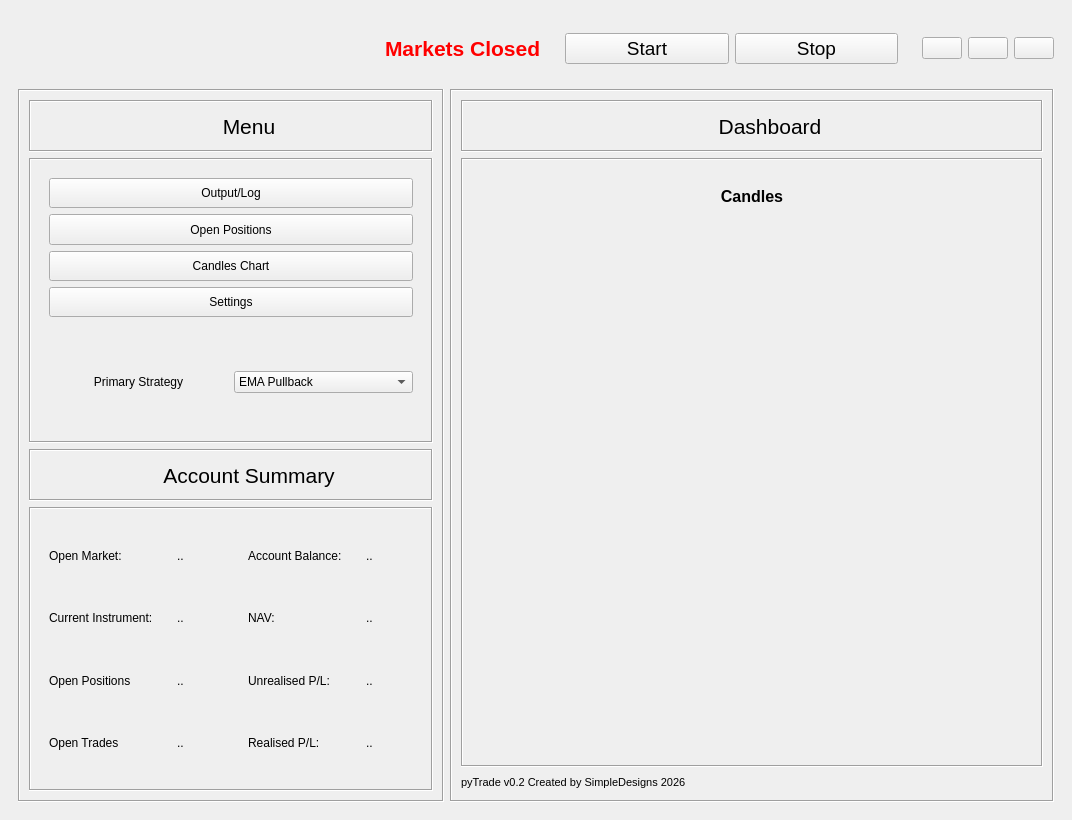
martynj2001/pieTrade, file pyTrade_GUI_v2.ui: the form before one commit.
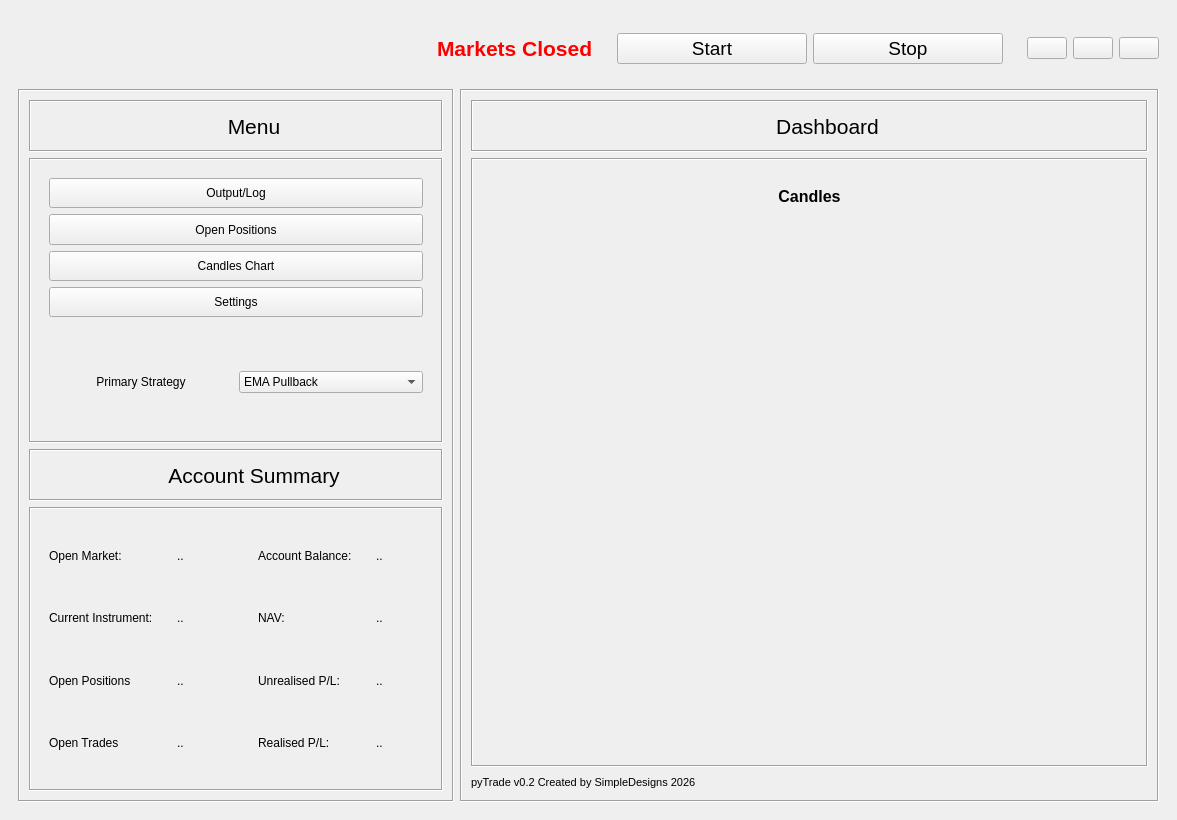
The form after the commit. Icons and pictures are not drawn.

```diff
--- a/pyTrade_GUI_v2.ui
+++ b/pyTrade_GUI_v2.ui
@@ -6,7 +6,7 @@
    <rect>
     <x>0</x>
     <y>0</y>
-    <width>1072</width>
+    <width>1177</width>
     <height>820</height>
    </rect>
   </property>
@@ -613,7 +613,7 @@
                </property>
                <property name="minimumSize">
                 <size>
-                 <width>65</width>
+                 <width>75</width>
                  <height>0</height>
                 </size>
                </property>
```
